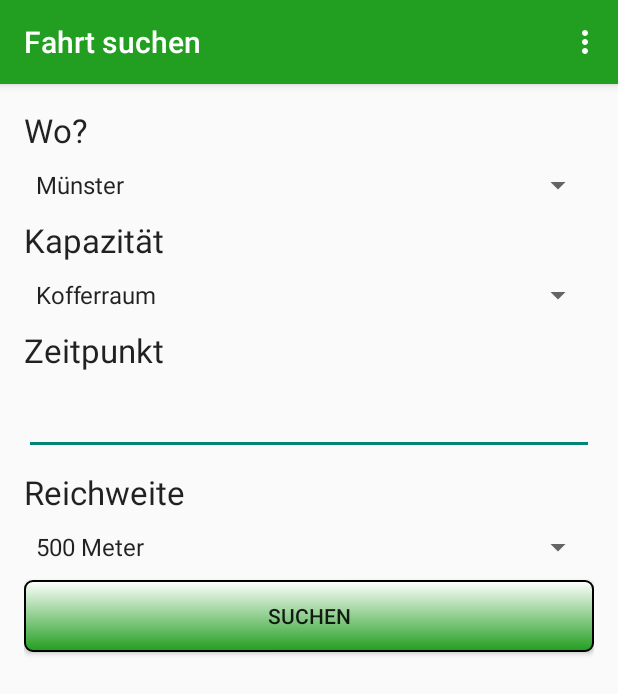
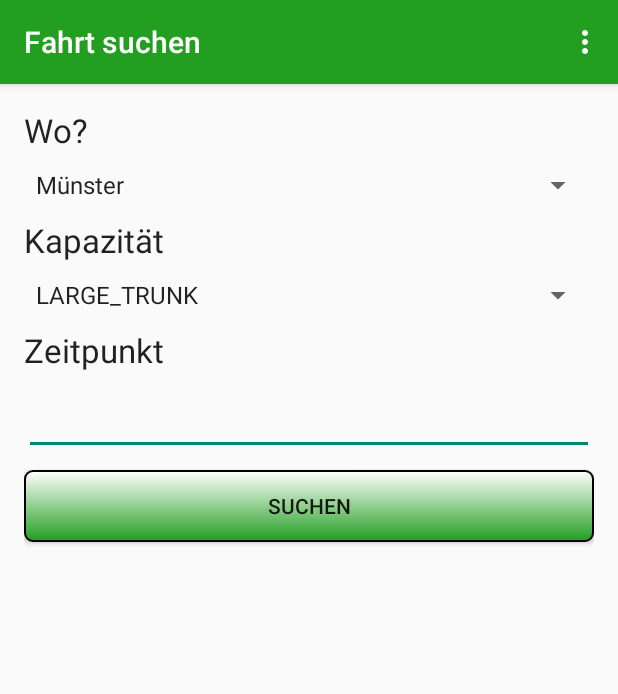
Before and after one commit to tetee/ShelpApp, an Android app: the search_activity screen opened directly, with no data from a screen before it, on a phone screen of 412 x 824 dp. Shown: the top 694 px of the screen. Run offline under Robolectric (Android 15) with nearby library versions, the phone set to English and light mode, and no system bars.

Commit message:
SpinnerEnumInSearchActivity

```diff
--- a/app/src/main/java/de/fh_muenster/shelpapp/ShelpAppAndroid/search_activity.java
+++ b/app/src/main/java/de/fh_muenster/shelpapp/ShelpAppAndroid/search_activity.java
@@ -11,6 +11,10 @@ import android.widget.Button;
 import android.widget.Spinner;
 
 import de.fh_muenster.shelpapp.R;
+import de.fh_muenster.shelpapp.ShelpApp.ApprovalStatus;
+import de.fh_muenster.shelpapp.ShelpApp.Capacity;
+import de.fh_muenster.shelpapp.ShelpApp.DeliveryCondition;
+import de.fh_muenster.shelpapp.ShelpApp.PaymentCondition;
 
 public class search_activity extends ActionBarActivity {
 
@@ -77,25 +81,20 @@ public class search_activity extends ActionBarActivity {
     }
 
     public void addItemsOnSpinner(){
-        //Daten anhand der Spinner ID holen und in Variable speichern
+         //Daten anhand der Spinner ID holen und in Variable speichern
         Spinner spinnerCity = (Spinner) findViewById(R.id.citySpinner);
-        Spinner spinnerCapacity = (Spinner) findViewById(R.id.capacitySpinner);
-        Spinner spinnerRange = (Spinner) findViewById(R.id.rangeSpinner);
         //Erstellen eines ArrayAdapters/ String Array und standard Layout des Spinners wird genutzt
         ArrayAdapter<CharSequence> adapter = ArrayAdapter.createFromResource(this,
                 R.array.citySpinner, android.R.layout.simple_spinner_item);
-
-        ArrayAdapter<CharSequence> adapter2 = ArrayAdapter.createFromResource(this,
-                R.array.capacitySpinner, android.R.layout.simple_spinner_item);
-
-        ArrayAdapter<CharSequence> adapter3 = ArrayAdapter.createFromResource(this,
-                R.array.rangeSpinner, android.R.layout.simple_spinner_item);
 
         //Anzeigewert f�r das Dropdown Feld definieren
         adapter.setDropDownViewResource(android.R.layout.simple_spinner_dropdown_item);
         //Werte in das Dropdown laden
         spinnerCity.setAdapter(adapter);
-        spinnerCapacity.setAdapter(adapter2);
-        spinnerRange.setAdapter(adapter3);
+
+        //Daten der Spinner mit Enumeration Werten auffüllen
+        Spinner cap = (Spinner) findViewById(R.id.capacitySpinner);
+        cap.setAdapter(new ArrayAdapter<Capacity>(this, android.R.layout.simple_spinner_item, Capacity.values()));
+
     }
 }
--- a/app/src/main/res/layout/activity_search_activity.xml
+++ b/app/src/main/res/layout/activity_search_activity.xml
@@ -53,25 +53,6 @@
             android:layout_below="@+id/capacitySpinner"
             android:layout_marginBottom="10dp"/>
 
-        <TextView android:text="@string/range"
-            android:textAppearance="?android:attr/textAppearanceLarge"
-            android:layout_width="match_parent"
-            android:layout_height="wrap_content"
-            android:id="@+id/range"
-            android:layout_alignParentLeft="true"
-            android:layout_alignParentStart="true"
-            android:layout_below="@+id/dateView"
-            android:layout_marginBottom="10dp"/>
-
-        <Spinner
-            android:id="@+id/rangeSpinner"
-            android:layout_width="match_parent"
-            android:layout_height="wrap_content"
-            android:layout_alignParentLeft="true"
-            android:layout_alignParentStart="true"
-            android:layout_below="@+id/range"
-            android:layout_marginBottom="10dp"/>
-
         <EditText
             android:layout_width="match_parent"
             android:layout_height="wrap_content"
@@ -89,7 +70,7 @@
             android:layout_height="wrap_content"
             android:text="@string/searchButton"
             android:id="@+id/searchButton"
-            android:layout_below="@+id/rangeSpinner"
+            android:layout_below="@+id/dateView"
             android:layout_alignParentLeft="true"
             android:layout_alignParentStart="true"
             android:onClick="search"
--- a/app/src/main/res/values/strings.xml
+++ b/app/src/main/res/values/strings.xml
@@ -67,26 +67,6 @@
         <item>Rheine</item>
         <item>Steinfurt</item>
     </string-array>
-
-    <string-array name="capacitySpinner">
-        <item>Kofferraum</item>
-        <item>Mittelbank</item>
-        <item>Beifahrersitz</item>
-        <item>Fahrradkorb</item>
-    </string-array>
-
-    <string-array name="enablingSpinner">
-        <item>Freunde</item>
-        <item>Öffentlich</item>
-    </string-array>
-
-
-    <string-array name="rangeSpinner">
-        <item>500 Meter</item>
-        <item>2 Kilometer</item>
-        <item>5 Kilometer</item>
-        <item>10 Kilometer</item>
-    </string-array>
     <string name="title_activity_show_tour_activity">show_tour_activity</string>
 
 
```
